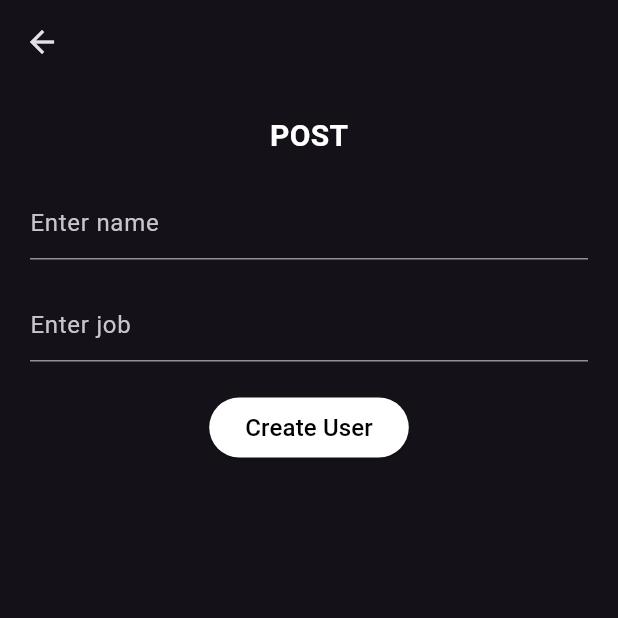
After one commit to mtengineer90/bloc_test_app, a Flutter app: the AddUserPage screen opened directly, on a phone screen of 412 x 824 dp, the top half of it. The commit adds this screen. Run offline on Flutter 3.47's test engine with Material 2 defaults, Android fonts, the light colour scheme and no system bars; our stand-ins replace dio, equatable, flutter_bloc; network calls fail; statements that could not run were skipped.

Commit message:
AddUser BLoC and Pages Added

```diff
--- /dev/null
+++ b/lib/blocs/add_user_bloc/add_user_bloc.dart
@@ -0,0 +1,21 @@
+
+import 'package:bloc_test_app/blocs/add_user_bloc/add_user_event.dart';
+import 'package:bloc_test_app/blocs/add_user_bloc/add_user_state.dart';
+import 'package:bloc_test_app/repositories/user_service.dart';
+import 'package:equatable/equatable.dart';
+import 'package:flutter_bloc/flutter_bloc.dart';
+
+class AddNewUserBloc extends Bloc<AddNewUserEvent, AddNewUserState>{
+  final UserService userService;
+  AddNewUserBloc({required this.userService}) : super(AddNewUserInitial()){
+    on<AddNewUser>((event, emit) async {
+      emit(AddNewUserLoading());
+      try{
+        final result = await userService.addNewUser(event.name, event.job);
+        emit(AddNewUserLoaded(newUser: result));
+      } catch(_){
+        rethrow;
+      }
+    });
+  }
+}
--- /dev/null
+++ b/lib/blocs/add_user_bloc/add_user_event.dart
@@ -0,0 +1,16 @@
+import 'package:equatable/equatable.dart';
+
+abstract class AddNewUserEvent extends Equatable {
+  const AddNewUserEvent();
+}
+
+class AddNewUser extends AddNewUserEvent {
+  const AddNewUser(this.name, this.job);
+
+  final String name;
+  final String job;
+
+  @override
+  List<Object?> get props => [name, job];
+
+}
--- /dev/null
+++ b/lib/blocs/add_user_bloc/add_user_state.dart
@@ -0,0 +1,28 @@
+import 'package:equatable/equatable.dart';
+
+import '../../models/user_new.dart';
+
+abstract class AddNewUserState extends Equatable{
+  const AddNewUserState();
+}
+
+class AddNewUserInitial extends AddNewUserState{
+  @override
+  List<Object?> get props => [];
+
+}
+
+class AddNewUserLoading extends AddNewUserState{
+  @override
+  List<Object?> get props => [];
+
+}
+
+class AddNewUserLoaded extends AddNewUserState{
+  const AddNewUserLoaded({this.newUser = const NewUser()});
+
+  final NewUser newUser;
+  @override
+  List<Object?> get props => [newUser];
+
+}
--- a/lib/presentation/app_screen.dart
+++ b/lib/presentation/app_screen.dart
@@ -1,3 +1,4 @@
+import 'package:bloc_test_app/blocs/add_user_bloc/add_user_bloc.dart';
 import 'package:flutter/material.dart';
 import 'package:flutter_bloc/flutter_bloc.dart';
 import '../blocs/get_user_bloc/get_user_bloc.dart';
@@ -21,7 +22,7 @@ class App extends StatelessWidget {
               create: (_) =>  GetUserBloc(userService: userService)..add(GetUser()),
             ),
             BlocProvider(
-              create: (_) =>  AddNewUserBloc(userService: UserService),
+              create: (_) =>  AddNewUserBloc(userService: userService),
             ),
             BlocProvider(
               create: (_) =>  UpdateUserBloc(userService: UserService),
--- /dev/null
+++ b/lib/presentation/views/AddUserPage.dart
@@ -0,0 +1,18 @@
+import 'package:flutter/cupertino.dart';
+import 'package:flutter/material.dart';
+
+import 'AddUserPageBody.dart';
+
+class AddUserPage extends StatelessWidget {
+  const AddUserPage({Key? key}) : super(key: key);
+
+  @override
+  Widget build(BuildContext context) {
+    return Scaffold(
+      appBar: AppBar(),
+      body: SafeArea(
+          child: AddUserPageBody()
+      ),
+    );
+  }
+}
--- /dev/null
+++ b/lib/presentation/views/AddUserPageBody.dart
@@ -0,0 +1,118 @@
+import 'package:bloc_test_app/blocs/add_user_bloc/add_user_bloc.dart';
+import 'package:flutter/cupertino.dart';
+import 'package:flutter/material.dart';
+import 'package:flutter_bloc/flutter_bloc.dart';
+
+import '../../blocs/add_user_bloc/add_user_event.dart';
+import '../../blocs/add_user_bloc/add_user_state.dart';
+
+class AddUserPageBody extends StatelessWidget {
+  AddUserPageBody({Key? key}) : super(key: key);
+
+  final TextEditingController name = TextEditingController();
+  final TextEditingController job = TextEditingController();
+
+  @override
+  Widget build(BuildContext context) {
+    return Center(
+      child: Padding(
+          padding: const EdgeInsets.symmetric(horizontal: 20, vertical: 20),
+          child: BlocBuilder<AddNewUserBloc, AddNewUserState>(
+            builder: (context, state) {
+              return Column(
+                children: [
+                  const Text(
+                    "POST",
+                    style: TextStyle(
+                      color: Colors.white,
+                      fontSize: 20,
+                      fontWeight: FontWeight.bold,
+                    ),
+                  ),
+                  const SizedBox(
+                    height: 20,
+                  ),
+                  TextField(
+                    decoration: const InputDecoration(hintText: 'Enter name'),
+                    controller: name,
+                  ),
+                  const SizedBox(
+                    height: 20,
+                  ),
+                  TextField(
+                    decoration: const InputDecoration(hintText: 'Enter job'),
+                    controller: job,
+                  ),
+                  const SizedBox(
+                    height: 20,
+                  ),
+                  ElevatedButton(
+                    style:
+                        ElevatedButton.styleFrom(backgroundColor: Colors.white),
+                    onPressed: () {
+                      context
+                          .read<AddNewUserBloc>()
+                          .add(AddNewUser(name.text, job.text));
+                      if (context.mounted) {
+                        showDialog(
+                            context: context,
+                            builder: (context) => NewUserDialog(
+                                  state: state,
+                                ));
+                      }
+                    },
+                    child: state is AddNewUserLoaded? ||
+                            state is AddNewUserInitial
+                        ? const Text(
+                            "Create User",
+                            style: TextStyle(color: Colors.black, fontSize: 16),
+                          )
+                        : const CircularProgressIndicator(),
+                  )
+                ],
+              );
+            },
+          )),
+    );
+  }
+}
+
+class NewUserDialog extends StatelessWidget {
+  const NewUserDialog({super.key, required this.state});
+
+  final AddNewUserState state;
+
+  @override
+  Widget build(BuildContext context) {
+    return BlocBuilder<AddNewUserBloc, AddNewUserState>(
+        builder: (context, state) {
+      switch (state) {
+        case AddNewUserLoaded():
+          return Dialog(
+              child: Container(
+                  decoration: BoxDecoration(
+                    color: Colors.black38,
+                    borderRadius: BorderRadius.circular(20),
+                  ),
+                  child: Padding(
+                      padding: const EdgeInsets.all(8.0),
+                      child: Column(
+                          crossAxisAlignment: CrossAxisAlignment.start,
+                          mainAxisSize: MainAxisSize.min,
+                          children: [
+                            Text(
+                              'ID: ${state.newUser.id}',
+                            ),
+                            Text('Name: ${state.newUser.name}'),
+                            Text('Job: ${state.newUser.job}'),
+                            Text(
+                              'Created at: ${state.newUser.createdAt}',
+                            )
+                          ]))));
+        case AddNewUserLoading():
+          return Container();
+      }
+      return const Text('Something went wrong');
+    });
+  }
+}
```
